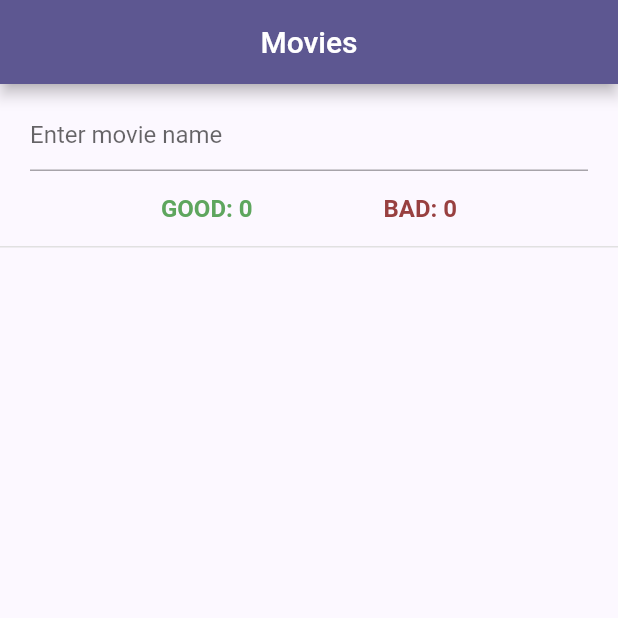
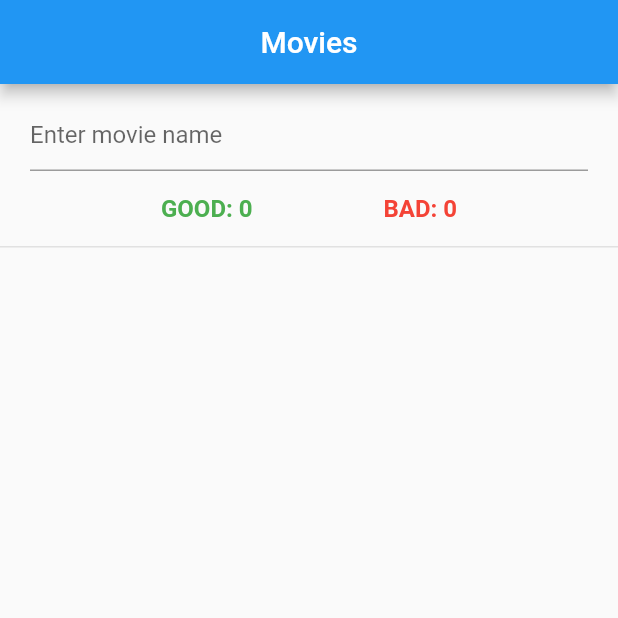
Before and after one commit to valkucz/Flutter-app-HW2-3, a Flutter app: the screen it shows after launch, on a phone screen of 412 x 824 dp, the top half of it. Run offline on Flutter 3.47's test engine with Material 2 defaults, Android fonts, the phone set to English and light mode, and no system bars.

Commit message:
HW2 oprava

```diff
--- a/lib/common/rate_style.dart
+++ b/lib/common/rate_style.dart
@@ -3,8 +3,8 @@ import 'package:flutter/material.dart';
 
 class RateStyle {
   static final Map<Rate, Color> colors = {
-    Rate.good: const Color.fromARGB(255, 94, 166, 94),
-    Rate.bad: const Color.fromARGB(255, 152, 64, 64),
+    Rate.good: Colors.green,
+    Rate.bad: Colors.red
   };
   const RateStyle();
 }
--- /dev/null
+++ b/lib/model/movie.dart
@@ -0,0 +1,8 @@
+import 'package:app/common/rate_enum.dart';
+
+class Movie {
+  final String name;
+  final Rate? rate;
+
+  Movie({required this.name, required this.rate});
+}
--- a/lib/widgets/app_root.dart
+++ b/lib/widgets/app_root.dart
@@ -7,10 +7,9 @@ class AppRoot extends StatelessWidget {
   @override
   Widget build(BuildContext context) {
     return MaterialApp(
-        title: 'Movies',
-        theme: ThemeData(
-          colorSchemeSeed: const Color.fromARGB(255, 168, 161, 229),
-        ),
-        home: const HomePage());
+      title: 'Movies',
+      theme: ThemeData(),
+      home: const HomePage(),
+    );
   }
 }
--- a/lib/widgets/counter.dart
+++ b/lib/widgets/counter.dart
@@ -1,20 +1,22 @@
+import 'package:app/common/rate_enum.dart';
 import 'package:app/common/rate_style.dart';
 import 'package:flutter/material.dart';
-import 'package:app/common/rate_enum.dart';
 
-const _fontSize = 16.0;
+const _FONT_SIZE = 16.0;
 
-class Counter {
+class Counter extends StatelessWidget {
+  final int count;
   final Rate label;
-  int _count = 0;
-  Counter({required this.label});
+  const Counter({super.key, required this.count, required this.label});
 
-  increment() => _count++;
-  decrement() => _count--;
-
-  Widget display() => Text('${label.name.toUpperCase()}: $_count',
+  @override
+  Widget build(BuildContext context) {
+    return Text(
+      '${label.name.toUpperCase()}: $count',
       style: TextStyle(
           color: RateStyle.colors[label],
-          fontSize: _fontSize,
-          fontWeight: FontWeight.bold));
+          fontSize: _FONT_SIZE,
+          fontWeight: FontWeight.bold),
+    );
+  }
 }
--- a/lib/widgets/home_page.dart
+++ b/lib/widgets/home_page.dart
@@ -7,7 +7,10 @@ class HomePage extends StatelessWidget {
   @override
   Widget build(BuildContext context) {
     return Scaffold(
-        appBar: AppBar(centerTitle: true, title: const Text('Movies')),
+        appBar: AppBar(
+          centerTitle: true,
+          title: const Text('Movies'),
+        ),
         body: const MovieListPage());
   }
 }
--- a/lib/widgets/movie_list_item.dart
+++ b/lib/widgets/movie_list_item.dart
@@ -1,31 +1,36 @@
+import 'package:app/widgets/rate_buttons.dart';
 import 'package:flutter/material.dart';
 
-const _movieListItemHeight = 50.0;
-const _horizontalGap = 12.0;
-const _verticalMargin = 6.0;
-const _fontSize = 17.0;
+const _FONT_SIZE = 17.0;
+const _HORIZONTAL_GAP = 12.0;
+const _MOVIE_LIST_ITEM_HEIGHT = 50.0;
+const _VERTICAL_MARGIN = 6.0;
 
 class MovieListItem extends StatelessWidget {
   final String name;
-  final Widget rateButtons;
+  final RateButtons rateButtons;
+
   const MovieListItem(
       {super.key, required this.name, required this.rateButtons});
 
   @override
   Widget build(BuildContext context) {
     return Container(
-        height: _movieListItemHeight,
-        margin: const EdgeInsets.symmetric(vertical: _verticalMargin),
-        padding: const EdgeInsets.symmetric(horizontal: _horizontalGap),
-        child: Row(
-          mainAxisAlignment: MainAxisAlignment.spaceBetween,
-          children: [
-            Text(name,
-                style: const TextStyle(
-                  fontSize: _fontSize,
-                )),
-            rateButtons,
-          ],
-        ));
+      height: _MOVIE_LIST_ITEM_HEIGHT,
+      margin: const EdgeInsets.symmetric(vertical: _VERTICAL_MARGIN),
+      padding: const EdgeInsets.symmetric(horizontal: _HORIZONTAL_GAP),
+      child: Row(
+        mainAxisAlignment: MainAxisAlignment.spaceBetween,
+        children: [
+          Text(
+            name,
+            style: const TextStyle(
+              fontSize: _FONT_SIZE,
+            ),
+          ),
+          rateButtons
+        ],
+      ),
+    );
   }
 }
--- a/lib/widgets/movie_list_page.dart
+++ b/lib/widgets/movie_list_page.dart
@@ -1,3 +1,4 @@
+import 'package:app/model/movie.dart';
 import 'package:app/widgets/counter.dart';
 import 'package:app/widgets/movie_list_item.dart';
 import 'package:app/widgets/rate_buttons.dart';
@@ -5,11 +6,11 @@ import 'package:app/common/rate_enum.dart';
 import 'package:flutter/material.dart';
 import 'package:flutter/services.dart';
 
-const _textInputLimit = 15;
-const _horizontalGap = 20.0;
-const _verticalMargin = 10.0;
-const _borderColor = Color.fromARGB(255, 225, 225, 225);
-const _sizeBoxHeight = 50.0;
+const _BORDER_COLOR = Color.fromARGB(255, 225, 225, 225);
+const _HORIZONTAL_GAP = 20.0;
+const _SIZE_BOX_HEIGHT = 50.0;
+const _TEXT_INPUT_LIMIT = 15;
+const _VERTICAL_MARGIN = 10.0;
 
 class MovieListPage extends StatefulWidget {
   const MovieListPage({super.key});
@@ -19,16 +20,13 @@ class MovieListPage extends StatefulWidget {
 }
 
 class _MovieListPageState extends State<MovieListPage> {
-  final List<Counter> counters = [
-    Counter(label: Rate.good),
-    Counter(label: Rate.bad)
-  ];
-  final List<MovieListItem> movies = [];
+  final List<Movie> _movies = [];
 
   @override
   Widget build(BuildContext context) {
     return Column(
-      children: [
+      crossAxisAlignment: CrossAxisAlignment.center,
+      children: <Widget>[
         _buildMoviesListHeader(),
         _buildMoviesListBody(),
       ],
@@ -37,24 +35,38 @@ class _MovieListPageState extends State<MovieListPage> {
 
   Widget _buildMoviesListHeader() {
     return Container(
-        margin: const EdgeInsets.symmetric(vertical: _verticalMargin),
-        padding: const EdgeInsets.symmetric(horizontal: _horizontalGap),
+      margin: const EdgeInsets.symmetric(vertical: _VERTICAL_MARGIN),
+      padding: const EdgeInsets.symmetric(horizontal: _HORIZONTAL_GAP),
       decoration: const BoxDecoration(
-          border: Border(bottom: BorderSide(color: _borderColor)),
+        border: Border(bottom: BorderSide(color: _BORDER_COLOR)),
       ),
-        child: Column(children: [
+      child: Column(
+        children: [
           _buildTextField(),
           _buildCountersBox(),
-        ]));
+        ],
+      ),
+    );
   }
 
   Widget _buildMoviesListBody() {
     return Expanded(
-      child: SingleChildScrollView(
-        child: Column(
-          verticalDirection: VerticalDirection.up,
-          children: movies,
+      child: ListView.separated(
+        separatorBuilder: (_, __) => const Divider(),
+        itemCount: _movies.length,
+        itemBuilder: (_, index) {
+          final name = _movies[index].name;
+          return MovieListItem(
+            name: name,
+            rateButtons: RateButtons(
+              currentRate: _movies[index].rate,
+              onRateChanged: (newRate) {
+                setState(
+                    () => _movies[index] = Movie(name: name, rate: newRate));
+              },
             ),
+          );
+        },
       ),
     );
   }
@@ -62,45 +74,44 @@ class _MovieListPageState extends State<MovieListPage> {
   Widget _buildTextField() {
     return TextFormField(
       inputFormatters: [
-          LengthLimitingTextInputFormatter(_textInputLimit),
+        LengthLimitingTextInputFormatter(_TEXT_INPUT_LIMIT),
       ],
       decoration: const InputDecoration(hintText: 'Enter movie name'),
       onFieldSubmitted: (value) => {
-              if (value.trim().isNotEmpty &&
-                  !movies.map((movie) => movie.name).contains(value))
+        if (value.trim().isEmpty ||
+            _movies.map((movie) => movie.name).contains(value))
           {
-                  setState(() {
-                    movies.add(_buildMovieListItem(value));
-                  })
+            ScaffoldMessenger.of(context).showSnackBar(
+              const SnackBar(
+                content: Text('Movie name is empty or already exists'),
+              ),
+            )
           }
-            });
+        else
+          {
+            setState(
+              () {
+                _movies.insert(0, Movie(name: value, rate: null));
+              },
+            )
+          }
+      },
+    );
   }
 
   Widget _buildCountersBox() {
     return SizedBox(
-      height: _sizeBoxHeight,
+      height: _SIZE_BOX_HEIGHT,
       child: Row(
         mainAxisAlignment: MainAxisAlignment.spaceEvenly,
-          children: counters.map((counter) => counter.display()).toList()),
+        children: Rate.values
+            .map(
+              (rate) => Counter(
+                  count: _movies.where((movie) => movie.rate == rate).length,
+                  label: rate),
+            )
+            .toList(),
+      ),
     );
   }
-
-  MovieListItem _buildMovieListItem(String name) {
-    return MovieListItem(
-        name: name,
-        rateButtons: RateButtons(
-            rateCallbacks: Map.fromEntries(
-          Rate.values.map(
-            (rateState) => MapEntry(
-              rateState,
-              {
-                'increment': () =>
-                    setState(() => counters[rateState.index].increment()),
-                'decrement': () =>
-                    setState(() => counters[rateState.index].decrement()),
-              },
-            ),
-          ),
-        )));
 }
-}
```
Also changed, not shown: lib/widgets/rate_buttons.dart (+13 -38 lines). Lines whose indentation alone changed are shown as unchanged.
